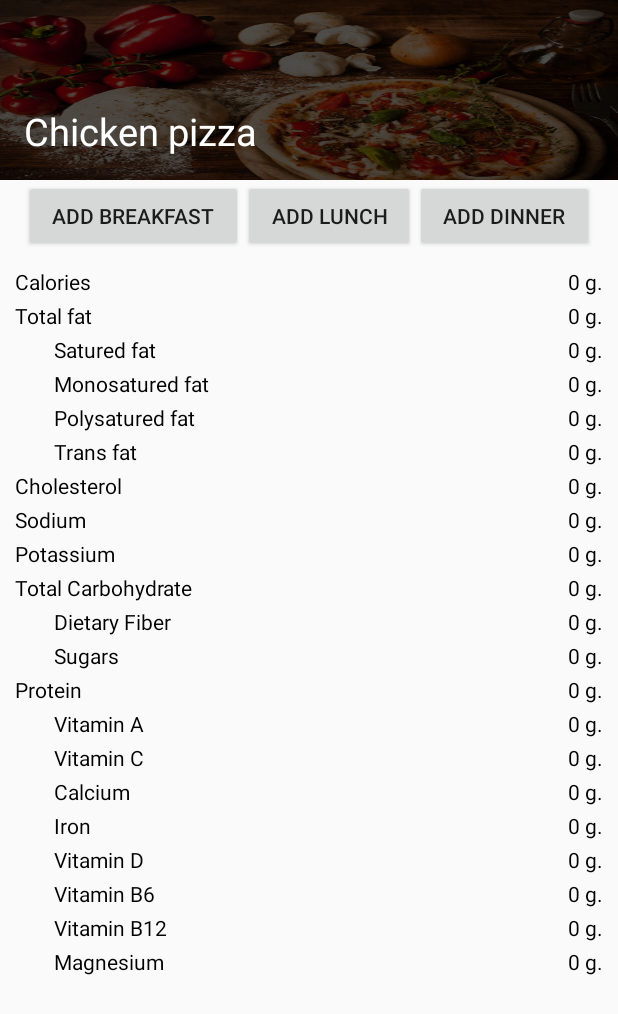
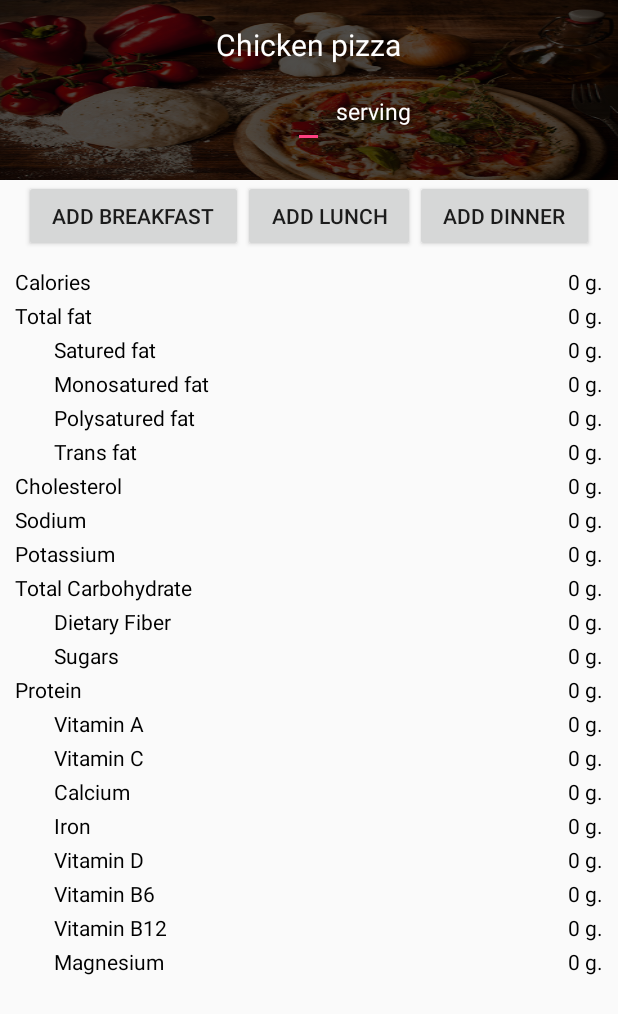
Before and after one commit to l3alanz/Final-project, an Android app: the layout activity_food_fact.xml on its own in the app's theme, with its tools: preview values and no code run, on a phone screen of 412 x 824 dp. Shown: the top 1014 px of the screen. Run offline under Robolectric (Android 15) with nearby library versions, the phone set to English and light mode, and no system bars.

Commit message:
Add exercise_fact_activity Edit Drawer menu Add Edit text in Food fact

```diff
--- a/app/src/main/res/layout/activity_food_fact.xml
+++ b/app/src/main/res/layout/activity_food_fact.xml
@@ -32,12 +32,36 @@
             android:layout_height="wrap_content"
             android:textColor="#ffffff"
             android:text="Chicken pizza"
+            android:layout_marginTop="16dp"
             android:maxLines="1"
             android:ellipsize="end"
-            android:layout_marginTop="70dp"
-            android:layout_alignParentLeft="true"
+            android:layout_centerHorizontal="true"
             android:layout_marginLeft="16dp"
-            android:textSize="25dp"/>
+            android:textSize="20dp"/>
+
+        <EditText
+            android:id="@+id/etFoodAmount"
+            android:layout_below="@id/tvFoodName"
+            android:layout_width="wrap_content"
+            android:layout_height="wrap_content"
+            android:layout_centerHorizontal="true"
+            android:maxLength="3"
+            android:textColor="#ffffffff"
+            android:textSize="25dp"
+            />
+
+        <TextView
+            android:layout_width="wrap_content"
+            android:layout_height="wrap_content"
+            android:layout_marginTop="20dp"
+            android:layout_marginLeft="8dp"
+            android:layout_toRightOf="@id/etFoodAmount"
+            android:layout_below="@id/tvFoodName"
+            android:textColor="#ffffff"
+            android:textSize="15dp"
+            android:text="serving"/>
+
+
 
 
     </RelativeLayout>
--- a/app/src/main/res/layout/activity_main.xml
+++ b/app/src/main/res/layout/activity_main.xml
@@ -323,6 +323,7 @@
             android:layout_width="match_parent"
             android:layout_height="wrap_content"
             android:layout_weight="1"
+            android:layout_marginTop="2dp"
             android:textSize="15dp"
             android:text="Daily Journal"
             android:background="#ffffff"
@@ -333,6 +334,7 @@
             android:layout_width="match_parent"
             android:layout_height="wrap_content"
             android:layout_weight="1"
+            android:layout_marginTop="2dp"
             android:textSize="15dp"
             android:text="Food and Exercise"
             android:background="#ffffff"
@@ -342,6 +344,7 @@
         <Button
             android:id="@+id/btnGoRecommendation"
             android:layout_width="match_parent"
+            android:layout_marginTop="2dp"
             android:layout_height="wrap_content"
             android:layout_weight="1"
             android:textSize="15dp"
@@ -353,6 +356,7 @@
             android:id="@+id/btnGoTracking"
             android:layout_width="match_parent"
             android:layout_height="wrap_content"
+            android:layout_marginTop="2dp"
             android:layout_weight="1"
             android:text="Tracking"
             android:textSize="15dp"
@@ -363,6 +367,7 @@
             android:id="@+id/btnGoDewy"
             android:layout_width="match_parent"
             android:layout_height="wrap_content"
+            android:layout_marginTop="2dp"
             android:layout_weight="1"
             android:text="Dewy"
             android:textSize="15dp"
@@ -373,6 +378,7 @@
             android:id="@+id/btnGoSetting"
             android:layout_width="match_parent"
             android:layout_height="wrap_content"
+            android:layout_marginTop="2dp"
             android:layout_weight="1"
             android:text="Setting"
             android:textSize="15dp"
```
Also changed, not shown: app/src/main/AndroidManifest.xml (+5 -8 lines), app/src/main/java/com/example/nicha/finalproject/ExerciseFactActivity.java (added, +13 -0 lines), app/src/main/res/layout/activity_exercise_fact.xml (added, +80 -0 lines).
